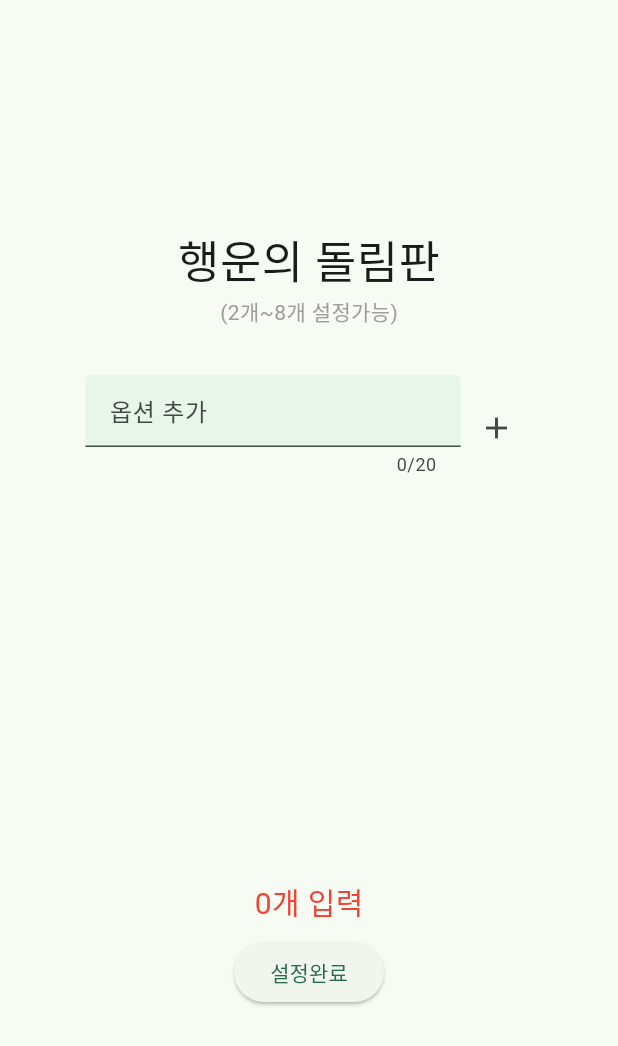
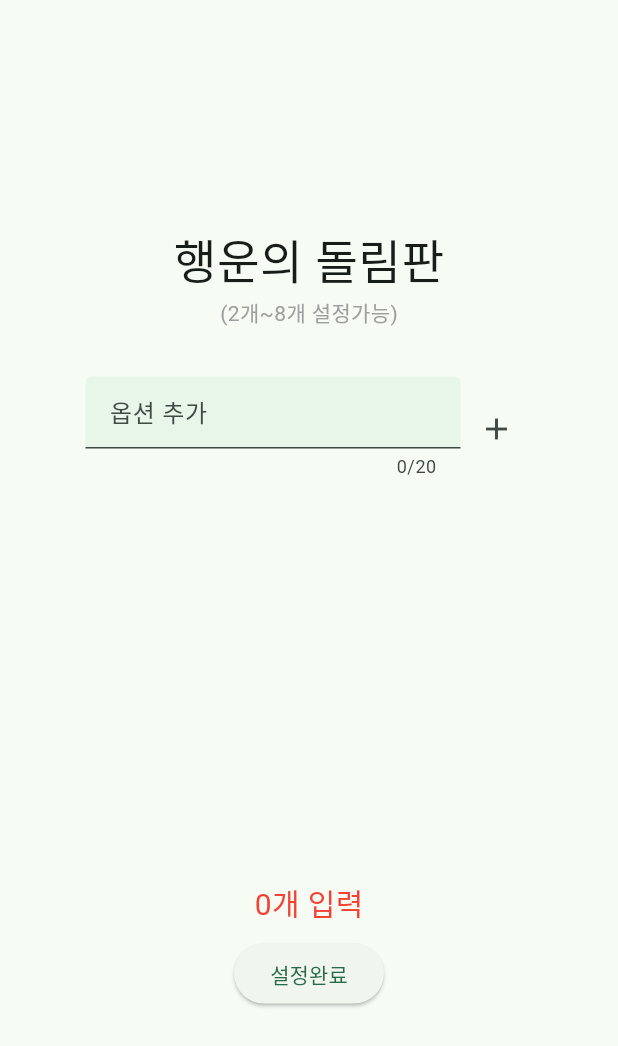
Before and after one commit to Dalso13/random-wheel, a Flutter app: the screen it shows after launch, on a phone screen of 412 x 824 dp. Shown: the top 1046 px of the screen. Run offline on Flutter 3.47's test engine with Material 3 defaults, Android fonts, the phone set to English and light mode, and no system bars; our stand-ins replace flutter_fortune_wheel, go_router, rxdart.

Commit message:
배포 준비 및 자잘한 수정

```diff
--- a/lib/random_wheel_main.dart
+++ b/lib/random_wheel_main.dart
@@ -32,7 +32,7 @@ class _RandomWheelMainState extends State<RandomWheelMain> {
               mainAxisAlignment: MainAxisAlignment.center,
               crossAxisAlignment: CrossAxisAlignment.center,
               children: [
-                Text('행운의 돌림판', style: TextStyle(fontSize: 30)),
+                Text('행운의 돌림판', style: TextStyle(fontSize: 31)),
                 Text('(2개~8개 설정가능)', style: TextStyle(color: Colors.grey)),
               ],
             ),
```
